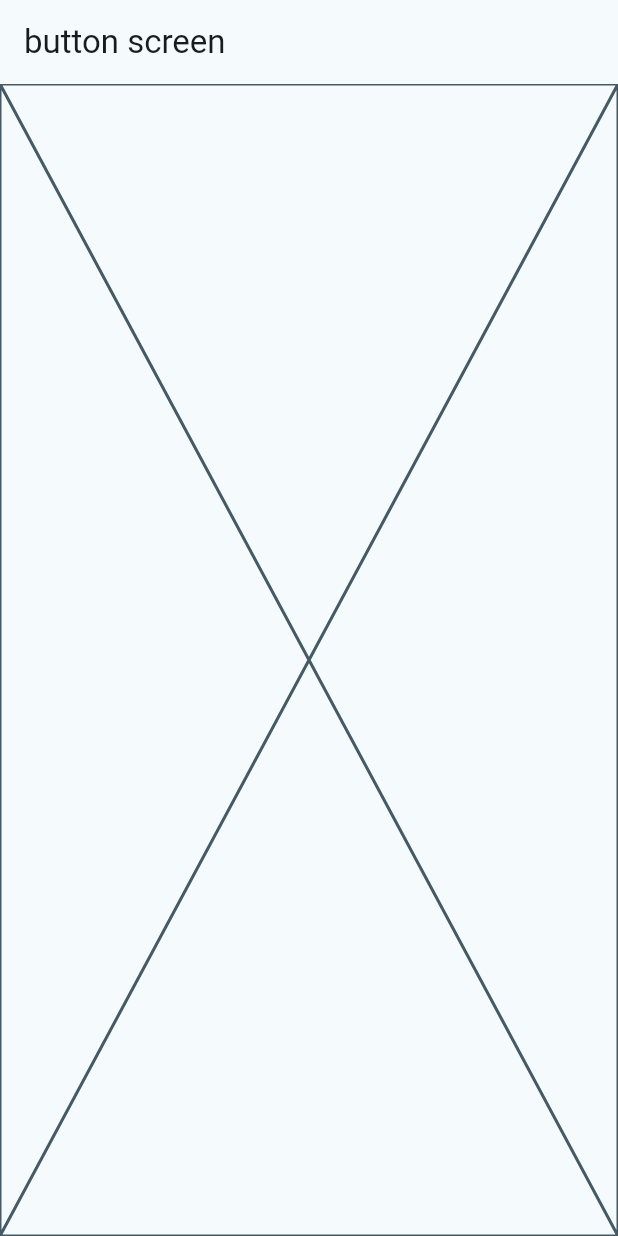
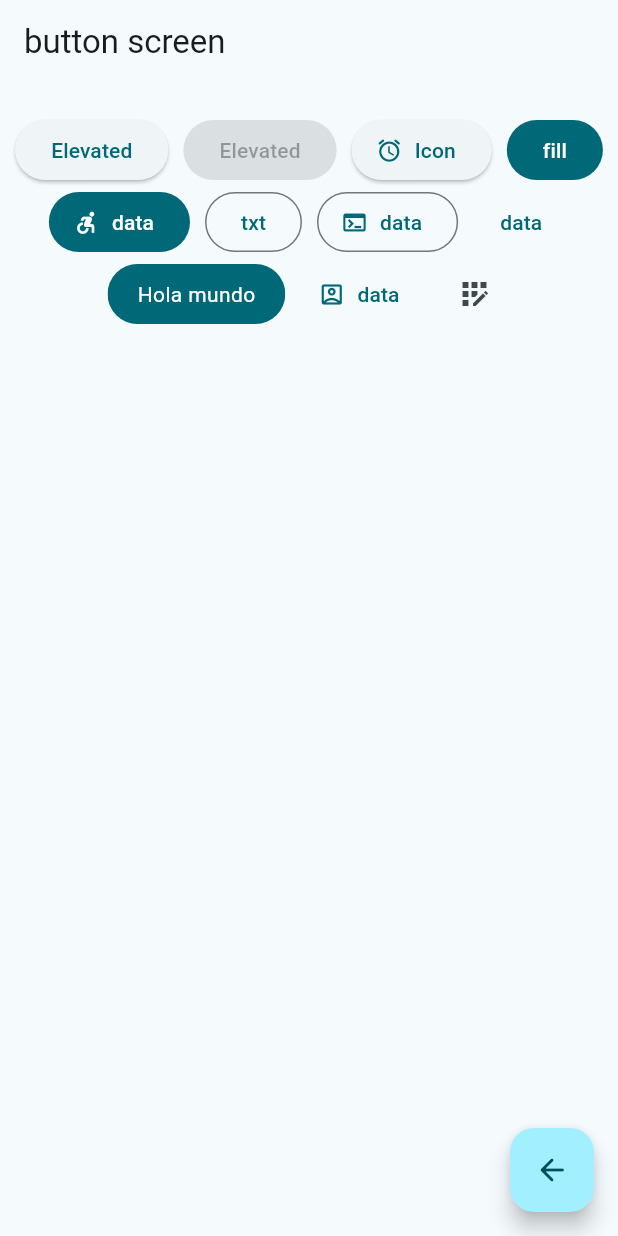
Before and after one commit to dxASURxd/widgets_app, a Flutter app: the BottonsScreen screen opened by its route, on a phone screen of 412 x 824 dp. Run offline on Flutter 3.47's test engine with Material 3 defaults, Android fonts, the phone set to English and light mode, and no system bars; our stand-ins replace go_router.

Commit message:
button screen finish

```diff
--- a/lib/presentation/screens/buttons/buttons_screen.dart
+++ b/lib/presentation/screens/buttons/buttons_screen.dart
@@ -1,4 +1,5 @@
 import 'package:flutter/material.dart';
+import 'package:go_router/go_router.dart';
 
 class BottonsScreen extends StatelessWidget {
   static const String name = 'buttons_screen';
@@ -11,7 +12,83 @@ class BottonsScreen extends StatelessWidget {
       appBar: AppBar(
         title: const Text('button screen'),
       ),
-      body: const Placeholder(),
+      body: const _BottonsView(),
+      floatingActionButton: FloatingActionButton(
+        child: const Icon(Icons.arrow_back_rounded),
+        onPressed: () {
+          context.pop();
+        },
+      ),
     );
   }
 }
+
+class _BottonsView extends StatelessWidget {
+  const _BottonsView();
+
+  @override
+  Widget build(BuildContext context) {
+    return SizedBox(
+      width: double.infinity,
+      child: Padding(
+        padding: const EdgeInsets.symmetric(horizontal: 10, vertical: 20),
+        child: Wrap(
+          spacing: 10,
+          crossAxisAlignment: WrapCrossAlignment.center,
+          alignment: WrapAlignment.center,
+          children: [
+            ElevatedButton(onPressed: () {}, child: const Text('Elevated')),
+            const ElevatedButton(onPressed: null, child: Text('Elevated')),
+            ElevatedButton.icon(
+                onPressed: () {},
+                icon: const Icon(Icons.access_alarm_rounded),
+                label: const Text('Icon')),
+            FilledButton(onPressed: () {}, child: const Text('fill')),
+            FilledButton.icon(
+                onPressed: () {},
+                icon: const Icon(Icons.accessible_forward),
+                label: const Text('data')),
+            OutlinedButton(onPressed: () {}, child: const Text('txt')),
+            OutlinedButton.icon(
+                onPressed: () {},
+                icon: const Icon(Icons.terminal),
+                label: const Text('data')),
+            TextButton(onPressed: () {}, child: const Text('data')),
+            CustomButton(),
+            TextButton.icon(
+                onPressed: () {},
+                icon: const Icon(Icons.account_box_outlined),
+                label: const Text('data')),
+            IconButton(
+                onPressed: () {}, icon: const Icon(Icons.app_registration)),
+          ],
+        ),
+      ),
+    );
+  }
+}
+
+class CustomButton extends StatelessWidget {
+  const CustomButton({super.key});
+
+  @override
+  Widget build(BuildContext context) {
+    final colors = Theme.of(context).colorScheme;
+    return ClipRRect(
+      borderRadius: BorderRadius.circular(20),
+      child: Material(
+        color: colors.primary,
+        // borderRadius: BorderRadius.circular(20),
+        child: InkWell(
+          onTap: () {},
+          child: const Padding(
+              padding: EdgeInsets.symmetric(horizontal: 20, vertical: 10),
+              child: Text(
+                'Hola mundo',
+                style: TextStyle(color: Colors.white),
+              )),
+        ),
+      ),
+    );
+  }
+}
```
